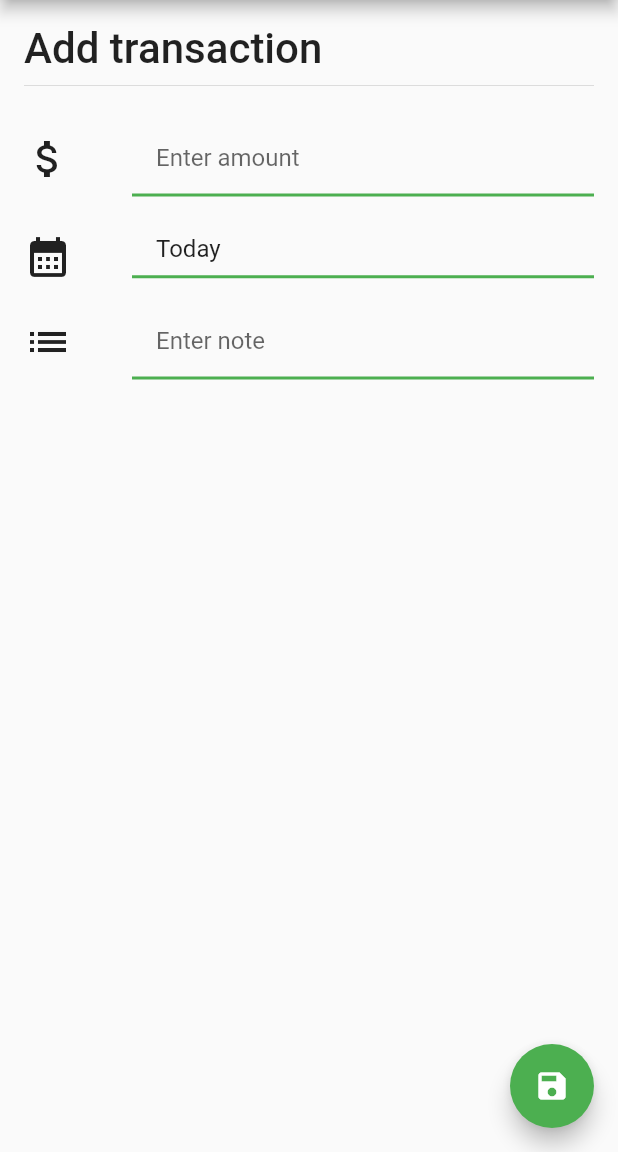
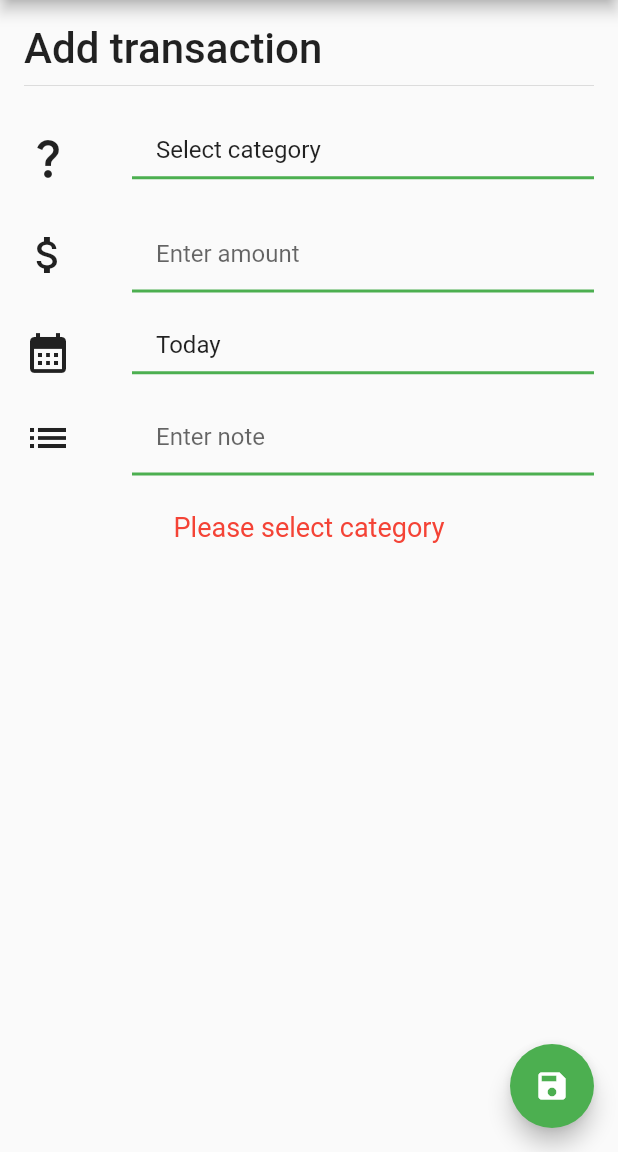
Before and after one commit to SarawinT/MoneyTracker, a Flutter app: the AddTransaction screen opened directly, after a tap on the "save" icon, on a phone screen of 412 x 824 dp, the part 84-1236 px from its top. Run offline on Flutter 3.47's test engine with Material 2 defaults, Android fonts, the phone set to English and light mode, and no system bars; our stand-ins replace google_fonts; network calls fail; Roboto replaces fonts that are missing (Kanit).

Commit message:
Add Create Transaction

```diff
--- /dev/null
+++ b/moneytracker_app/lib/models/category.dart
@@ -0,0 +1,46 @@
+import 'package:flutter/material.dart';
+
+class Category {
+  IconData icon;
+  String name;
+
+  Category({required this.icon, required this.name});
+}
+
+class CategoryData {
+  String name;
+  bool isExpense;
+  IconData icon;
+
+  CategoryData(
+      {required this.name, required this.isExpense, required this.icon});
+}
+
+class CategoryList {
+  static List<Category> expenses = [
+    Category(icon: Icons.fastfood, name: "Food & Beverage"),
+    Category(icon: Icons.sports_esports, name: "Entertainment"),
+    Category(icon: Icons.sports_tennis_outlined, name: "Health & Fitness"),
+    Category(icon: Icons.school, name: "Education"),
+    Category(icon: Icons.add_chart, name: "Fees & Charges"),
+    Category(icon: Icons.family_restroom, name: "Gifts & Donations"),
+    Category(icon: Icons.handshake, name: "Lending"),
+  ];
+
+  static List<Category> incomes = [
+    Category(icon: Icons.card_giftcard, name: "Gift"),
+  ];
+
+  static IconData getIconExpense(String category) {
+    int index = -1;
+    index = expenses.indexWhere((element) {
+      return element.name == category;
+    });
+    if (index < 0) {
+      return Icons.question_mark;
+    }
+
+    return expenses[index].icon;
+
+  }
+}
--- a/moneytracker_app/lib/pages/add_transaction.dart
+++ b/moneytracker_app/lib/pages/add_transaction.dart
@@ -1,8 +1,12 @@
+import 'dart:convert';
+
 import 'package:flutter/material.dart';
 import 'package:flutter/services.dart';
 import 'package:google_fonts/google_fonts.dart';
 import 'package:intl/intl.dart';
+import 'package:moneytracker_app/widgets/category_selector.dart';
 import 'package:moneytracker_app/widgets/custom_app_bar_content.dart';
+import 'package:http/http.dart' as http;
 
 class AddTransaction extends StatefulWidget {
   AddTransaction({Key? key}) : super(key: key);
@@ -12,10 +16,15 @@ class AddTransaction extends StatefulWidget {
 }
 
 class _AddTransactionState extends State<AddTransaction> {
-  TextEditingController _amountController = TextEditingController();
-  TextEditingController _noteController = TextEditingController();
-  DateTime selectedDate = DateTime.now();
-  String formattedDate = "";
+  final TextEditingController _amountController = TextEditingController();
+  final TextEditingController _noteController = TextEditingController();
+  DateTime _selectedDate = DateTime.now();
+  String _formattedDate = "";
+  String _selectedCategory = "Select category";
+  bool _isExpense = true;
+  IconData _icon = Icons.question_mark;
+
+  String _feedback = "";
 
   @override
   void initState() {
@@ -25,12 +34,12 @@ class _AddTransactionState extends State<AddTransaction> {
   Future<void> _selectDate(BuildContext context) async {
     final DateTime? picked = await showDatePicker(
         context: context,
-        initialDate: selectedDate,
+        initialDate: _selectedDate,
         firstDate: DateTime(2015, 8),
         lastDate: DateTime.now());
-    if (picked != null && picked != selectedDate) {
+    if (picked != null && picked != _selectedDate) {
       setState(() {
-        selectedDate = picked;
+        _selectedDate = picked;
         _formatDate();
       });
     }
@@ -38,16 +47,50 @@ class _AddTransactionState extends State<AddTransaction> {
 
   void _formatDate() {
     DateTime now = DateTime.now();
-    if (selectedDate.day == now.day &&
-        selectedDate.month == now.month &&
-        selectedDate.year == now.year) {
-      formattedDate = "Today";
-    } else if (selectedDate.day == now.day - 1 &&
-        selectedDate.month == now.month &&
-        selectedDate.year == now.year) {
-      formattedDate = "Yesterday";
+    if (_selectedDate.day == now.day &&
+        _selectedDate.month == now.month &&
+        _selectedDate.year == now.year) {
+      _formattedDate = "Today";
+    } else if (_selectedDate.day == now.day - 1 &&
+        _selectedDate.month == now.month &&
+        _selectedDate.year == now.year) {
+      _formattedDate = "Yesterday";
     } else {
-      formattedDate = DateFormat("EEEE, dd/M/yyyy").format(selectedDate);
+      _formattedDate = DateFormat("EEEE, dd/M/yyyy").format(_selectedDate);
+    }
+  }
+
+  Future<bool> createTransaction() async {
+    double amount;
+    if (_isExpense) {
+      amount = double.parse(_amountController.text) * -1;
+    } else {
+      amount = double.parse(_amountController.text);
+    }
+    String date = DateFormat("yyyy-M-dd").format(_selectedDate);
+
+    String requestJson = jsonEncode(<String, dynamic>{
+      'Category': _selectedCategory,
+      'Amount': amount,
+      'Date': date,
+      'Note': _noteController.text
+    });
+
+    print(requestJson);
+
+    var response = await http.post(
+      Uri.parse('http://127.0.0.1:8000/transaction/MeisterAP'),
+      headers: <String, String>{
+        'Content-Type': 'application/json; charset=UTF-8',
+      },
+      body: requestJson,
+    );
+
+    print(response.statusCode);
+    if (response.statusCode == 200) {
+      return true;
+    } else {
+      return false;
     }
   }
 
@@ -59,9 +102,26 @@ class _AddTransactionState extends State<AddTransaction> {
       ),
       floatingActionButton: FloatingActionButton(
         onPressed: () {
-          print(_amountController.text);
-          print(selectedDate);
-          print(_noteController.text);
+          setState(() {
+            if (_selectedCategory == "Select category") {
+              _feedback = "Please select category";
+              return;
+            } else if (_amountController.text.isEmpty) {
+              _feedback = "Please enter amount";
+              return;
+            } else {
+              _feedback = "";
+              bool success = false;
+              var reponse = createTransaction().then((value) {
+                success = value;
+              });
+              if (success) {
+                Navigator.pop(context, reponse);
+              } else {
+                print("asjdl");
+              }
+            }
+          });
         },
         child: const Icon(Icons.save),
       ),
@@ -77,7 +137,55 @@ class _AddTransactionState extends State<AddTransaction> {
             ),
             const Divider(),
             const SizedBox(
-              height: 16,
+              height: 24,
+            ),
+            Row(
+              children: [
+                Icon(
+                  _icon,
+                  size: 32,
+                ),
+                const SizedBox(
+                  width: 40,
+                ),
+                Expanded(
+                  child: InkWell(
+                    onTap: () async {
+                      var cData = await showDialog(
+                          context: context,
+                          builder: (BuildContext context) {
+                            return CategorySelector();
+                          });
+                      setState(() {
+                        _selectedCategory = cData.name;
+                        _isExpense = cData.isExpense;
+                        _icon = cData.icon;
+                      });
+                    },
+                    child: Container(
+                      decoration: const BoxDecoration(
+                        border: Border(
+                          bottom: BorderSide(width: 2.0, color: Colors.green),
+                        ),
+                      ),
+                      child: Row(
+                        children: [
+                          Padding(
+                            padding: const EdgeInsets.only(left: 16, bottom: 8),
+                            child: Text(
+                              _selectedCategory,
+                              style: GoogleFonts.kanit(fontSize: 16),
+                            ),
+                          ),
+                        ],
+                      ),
+                    ),
+                  ),
+                )
+              ],
+            ),
+            const SizedBox(
+              height: 24,
             ),
             Row(
               children: [
@@ -98,6 +206,7 @@ class _AddTransactionState extends State<AddTransaction> {
                     child: Padding(
                       padding: const EdgeInsets.only(left: 16),
                       child: TextField(
+                        style: GoogleFonts.kanit(fontSize: 16),
                         decoration: InputDecoration(
                           hintText: 'Enter amount',
                           hintStyle: GoogleFonts.kanit(fontSize: 16),
@@ -144,7 +253,7 @@ class _AddTransactionState extends State<AddTransaction> {
                           Padding(
                             padding: const EdgeInsets.only(left: 16, bottom: 8),
                             child: Text(
-                              formattedDate,
+                              _formattedDate,
                               style: GoogleFonts.kanit(fontSize: 16),
                             ),
                           ),
@@ -177,6 +286,7 @@ class _AddTransactionState extends State<AddTransaction> {
                     child: Padding(
                       padding: const EdgeInsets.only(left: 16),
                       child: TextField(
+                        style: GoogleFonts.kanit(fontSize: 16),
                         decoration: InputDecoration(
                           hintText: 'Enter note',
                           hintStyle: GoogleFonts.kanit(fontSize: 16),
@@ -189,6 +299,15 @@ class _AddTransactionState extends State<AddTransaction> {
                 )
               ],
             ),
+            const SizedBox(
+              height: 24,
+            ),
+            Center(
+              child: Text(
+                _feedback,
+                style: GoogleFonts.kanit(color: Colors.red, fontSize: 18),
+              ),
+            )
           ],
         ),
       ),
```
Also changed, not shown: moneytracker_app/lib/pages/homepage.dart (+5 -3 lines), moneytracker_app/lib/widgets/category_card.dart (added, +41 -0 lines), moneytracker_app/lib/widgets/category_selector.dart (added, +68 -0 lines), moneytracker_app/lib/widgets/transaction_card.dart (+4 -4 lines).
